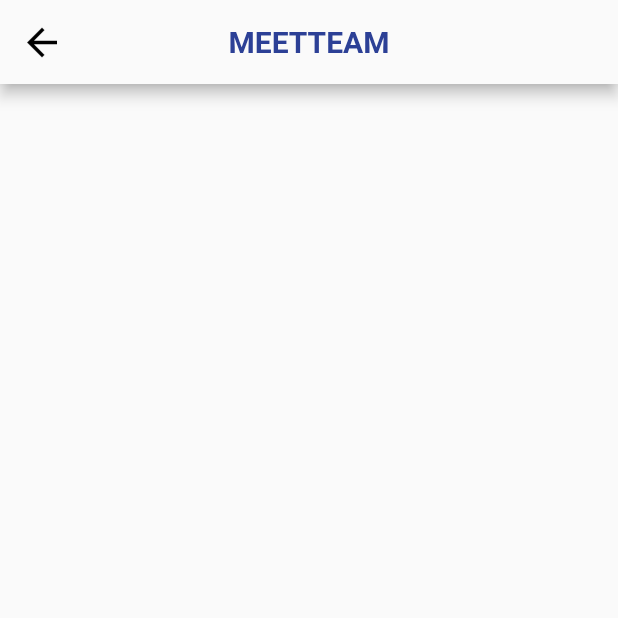
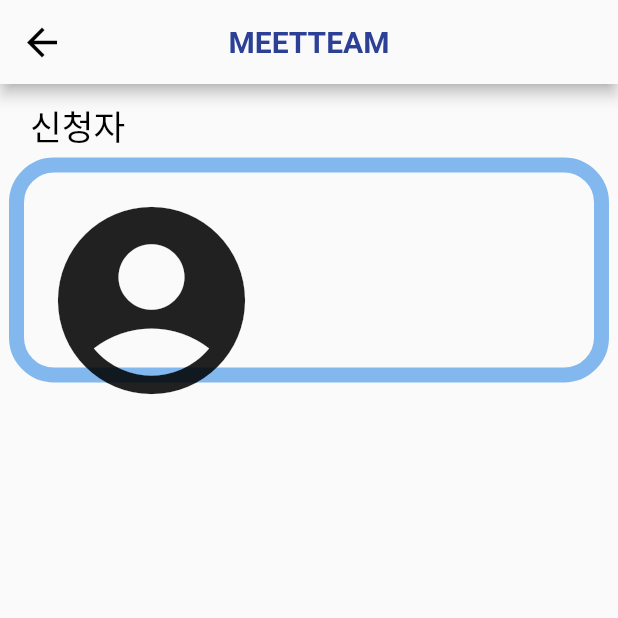
Before and after one commit to computerteam9/MEETEAM, a Flutter app: the UserList screen opened directly, on a phone screen of 412 x 824 dp, the top half of it. Run offline on Flutter 3.47's test engine with Material 2 defaults, Android fonts, the phone set to English and light mode, and no system bars.

Commit message:
추가 : 신청자별 상자 틀 생성

```diff
--- a/lib/UserListPage.dart
+++ b/lib/UserListPage.dart
@@ -9,6 +9,35 @@ class UserList extends StatelessWidget {
 
   @override
   Widget build(BuildContext context) {
-    return Scaffold(appBar: BaseAppBar2(key: UniqueKey(), appBar: AppBar()));
+    return Scaffold(
+        appBar: BaseAppBar2(key: UniqueKey(), appBar: AppBar()),
+        body: Column(children: <Widget>[
+          //신청자 글씨
+          Container(
+              margin: EdgeInsets.only(top: 10, left: 20),
+              width: 1000,
+              child: Text(
+                "신청자",
+                textAlign: TextAlign.left,
+                style: TextStyle(color: color2, fontSize: 23),
+              )),
+
+          //각 신청자별 상자
+          Container(
+            margin: const EdgeInsets.all(5),
+            padding: const EdgeInsets.all(10),
+            height: 150,
+            width: 400,
+            decoration: BoxDecoration(
+                borderRadius: BorderRadius.circular(30),
+                border: Border.all(color: color3, width: 10)),
+            //상자 내부 구현(이미지, column(row1개(닉네임, 지원 분야),한 줄 소개), 왕관 이미지)
+            child: Row(
+              children: <Widget>[
+                Icon(Icons.account_circle, size: 150),
+              ],
+            ),
+          ),
+        ]));
   }
 }
```
